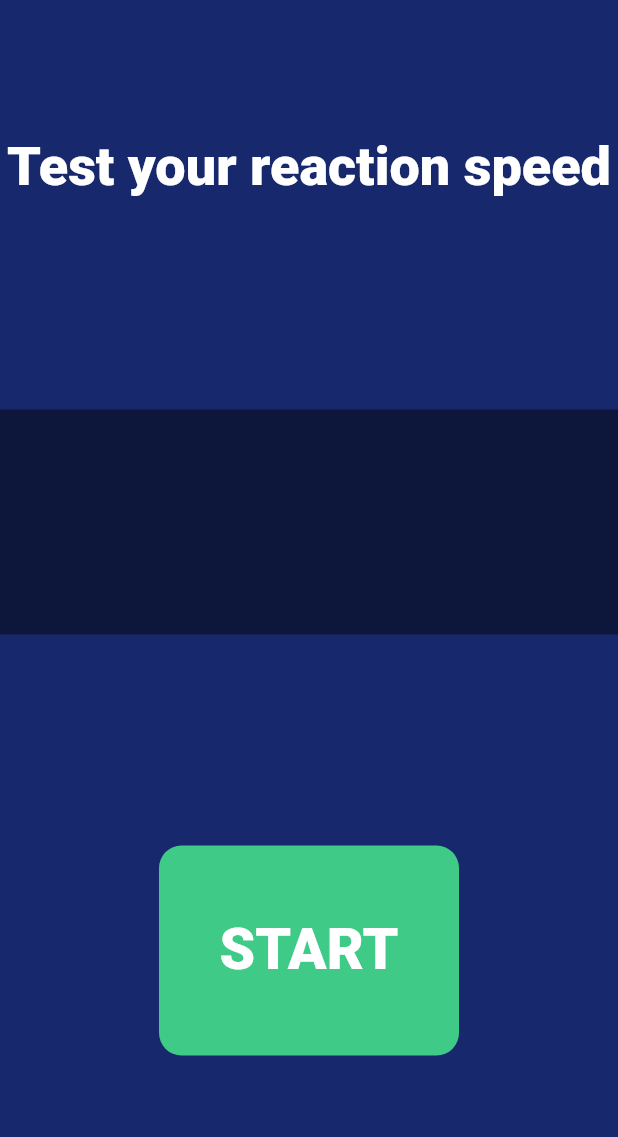
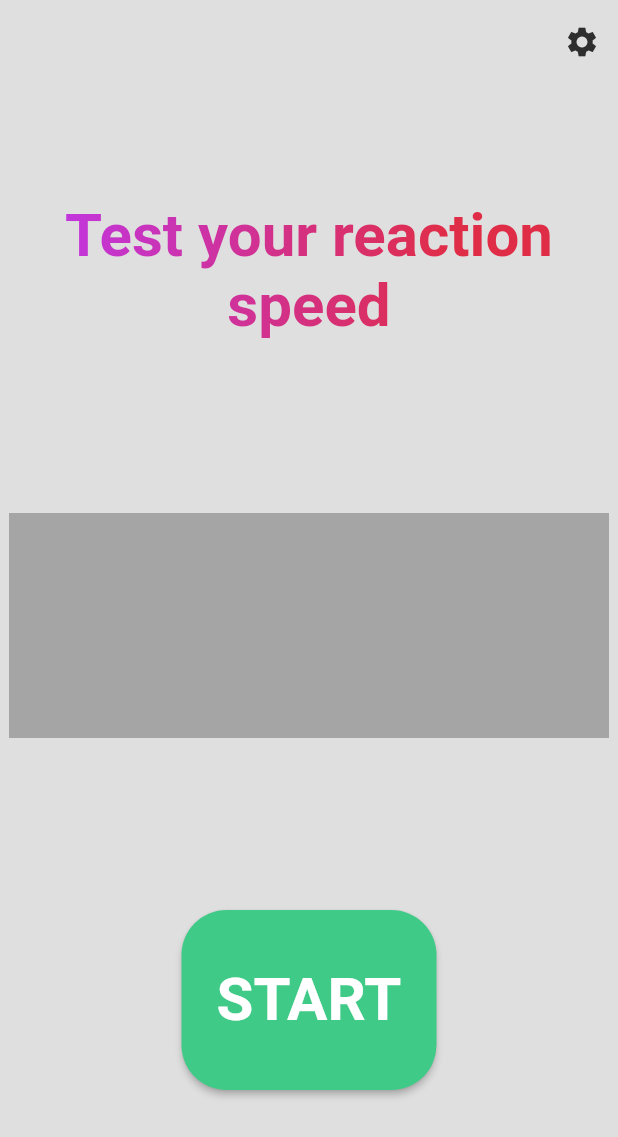
Before and after one commit to Carapacik/reaction_test, a Flutter app: the screen it shows after launch, on a phone screen of 412 x 824 dp. Shown: the top 1137 px of the screen. Run offline on Flutter 3.47's test engine with Material 2 defaults, Android fonts, the phone set to English and light mode, and no system bars; drawn by our look-alikes of google_mobile_ads; our stand-ins replace in_app_review, url_strategy; generated files the repository leaves out were written again; network calls fail.

Commit message:
Big update on Flutter 2.5
Update app icon
Add dark theme
Add new design
Add web part

```diff
--- a/analysis_options.yaml
+++ b/analysis_options.yaml
@@ -1 +1 @@
-include: package:lint/analysis_options.yaml
+include: package:flutter_lints/flutter.yaml
--- /dev/null
+++ b/l10n.yaml
@@ -0,0 +1,3 @@
+arb-dir: lib/localization
+template-arb-file: app_en.arb
+output-localization-file: app_localizations.dart
--- a/lib/ad_state.dart
+++ b/lib/ad_state.dart
@@ -7,17 +7,13 @@ class AdState {
 
   AdState(this.initialization);
 
-  String get bannerAdUnitId => Platform.isAndroid ? "ca-app-pub-6023624871762142/6725081797" : "id for Apple";
+  String get bannerAdUnitId => Platform.isAndroid ? "ca-app-pub-6023624871762142/6725081797" : "id for IOS";
 
   BannerAdListener get adListener => _adListener;
 
   final BannerAdListener _adListener = BannerAdListener(
-    onAdLoaded: (Ad ad) => {},
     onAdFailedToLoad: (Ad ad, LoadAdError error) {
       ad.dispose();
     },
-    onAdOpened: (Ad ad) => {},
-    onAdClosed: (Ad ad) => {},
-    onAdImpression: (Ad ad) => {},
   );
 }
--- /dev/null
+++ b/lib/app.dart
@@ -0,0 +1,69 @@
+import 'package:flutter/material.dart';
+import 'package:flutter_gen/gen_l10n/app_localizations.dart';
+import 'package:flutter_localizations/flutter_localizations.dart';
+
+import 'reaction_test.dart';
+import 'settings/settings_controller.dart';
+import 'settings/settings_view.dart';
+
+class App extends StatelessWidget {
+  const App({
+    Key? key,
+    required this.settingsController,
+  }) : super(key: key);
+
+  final SettingsController settingsController;
+
+  @override
+  Widget build(BuildContext context) {
+    return AnimatedBuilder(
+      animation: settingsController,
+      builder: (BuildContext context, Widget? child) {
+        return MaterialApp(
+          restorationScopeId: 'app',
+          localizationsDelegates: const [
+            AppLocalizations.delegate,
+            GlobalMaterialLocalizations.delegate,
+            GlobalWidgetsLocalizations.delegate,
+            GlobalCupertinoLocalizations.delegate,
+          ],
+          supportedLocales: const [
+            Locale('en', ''),
+          ],
+          onGenerateTitle: (BuildContext context) => AppLocalizations.of(context)!.appTitle,
+          theme: ThemeData().copyWith(
+            scaffoldBackgroundColor: const Color(0xFFDFDFDF),
+            appBarTheme: const AppBarTheme(
+              backgroundColor: Colors.transparent,
+              elevation: 0,
+              iconTheme: IconThemeData(color: Color(0xFF2E2E2E)),
+            ),
+          ),
+          darkTheme: ThemeData.dark().copyWith(
+            scaffoldBackgroundColor: const Color(0xFF2E2E2E),
+            appBarTheme: const AppBarTheme(
+              backgroundColor: Colors.transparent,
+              elevation: 0,
+              iconTheme: IconThemeData(color: Color(0xFFDFDFDF)),
+            ),
+          ),
+          themeMode: settingsController.themeMode,
+          onGenerateRoute: (RouteSettings routeSettings) {
+            return MaterialPageRoute<void>(
+              settings: routeSettings,
+              builder: (BuildContext context) {
+                switch (routeSettings.name) {
+                  case SettingsView.routeName:
+                    return SettingsView(controller: settingsController);
+                  case ReactionTest.routeName:
+                  default:
+                    return const ReactionTest();
+                }
+              },
+            );
+          },
+        );
+      },
+    );
+  }
+}
--- /dev/null
+++ b/lib/localization/app_en.arb
@@ -0,0 +1,6 @@
+{
+  "appTitle": "Reaction test",
+  "@appTitle": {
+    "description": "The title of the application"
+  }
+}
--- a/lib/main.dart
+++ b/lib/main.dart
@@ -1,231 +1,26 @@
-import 'dart:async';
-import 'dart:math';
-
 import 'package:flutter/material.dart';
 import 'package:flutter/services.dart';
 import 'package:google_mobile_ads/google_mobile_ads.dart';
 import 'package:provider/provider.dart';
-import 'package:reactiontest/ad_state.dart';
+import 'package:url_strategy/url_strategy.dart';
 
-void main() {
+import 'ad_state.dart';
+import 'app.dart';
+import 'settings/settings_controller.dart';
+import 'settings/settings_service.dart';
+
+void main() async {
+  setPathUrlStrategy();
+  final settingsController = SettingsController(SettingsService());
+  await settingsController.loadSettings();
   WidgetsFlutterBinding.ensureInitialized();
   SystemChrome.setPreferredOrientations([DeviceOrientation.portraitUp]);
   final initFuture = MobileAds.instance.initialize();
-  final adState = AdState(initFuture);
+  final ad = AdState(initFuture);
   runApp(
     Provider.value(
-      value: adState,
-      builder: (context, child) => MyApp(),
+      value: ad,
+      builder: (context, child) => App(settingsController: settingsController),
     ),
   );
 }
-
-class MyApp extends StatelessWidget {
-  @override
-  Widget build(BuildContext context) {
-    return const MaterialApp(
-      home: App(),
-    );
-  }
-}
-
-class App extends StatefulWidget {
-  const App({Key? key}) : super(key: key);
-
-  @override
-  AppState createState() => AppState();
-}
-
-class AppState extends State<App> {
-  String millisecondsText = "";
-  GameState gameState = GameState.readyToStart;
-  Timer? waitingTimer;
-  Timer? stoppableTimer;
-
-  BannerAd? bannerAd;
-
-  @override
-  void didChangeDependencies() {
-    super.didChangeDependencies();
-    final adState = Provider.of<AdState>(context);
-    adState.initialization.then((status) {
-      setState(() {
-        bannerAd = BannerAd(
-          adUnitId: adState.bannerAdUnitId,
-          size: AdSize.banner,
-          request: const AdRequest(),
-          listener: adState.adListener,
-        )..load();
-      });
-    });
-  }
-
-  @override
-  Widget build(BuildContext context) {
-    return Scaffold(
-      backgroundColor: const Color(0xFF17286C),
-      body: SafeArea(
-        child: Column(
-          children: [
-            Expanded(
-              child: Column(
-                mainAxisAlignment: MainAxisAlignment.spaceAround,
-                children: [
-                  const Padding(
-                    padding: EdgeInsets.only(top: 30),
-                    child: Text(
-                      "Test your reaction speed",
-                      textAlign: TextAlign.center,
-                      style: TextStyle(
-                        fontSize: 36,
-                        fontWeight: FontWeight.w900,
-                        color: Colors.white,
-                      ),
-                    ),
-                  ),
-                  Padding(
-                    padding: const EdgeInsets.symmetric(vertical: 20),
-                    child: ColoredBox(
-                      color: Colors.black45,
-                      child: SizedBox(
-                        height: 150,
-                        width: double.infinity,
-                        child: Center(
-                          child: Text(
-                            millisecondsText,
-                            style: const TextStyle(
-                              fontSize: 36,
-                              fontWeight: FontWeight.w500,
-                              color: Colors.white,
-                            ),
-                          ),
-                        ),
-                      ),
-                    ),
-                  ),
-                  Padding(
-                    padding: const EdgeInsets.only(bottom: 10),
-                    child: GestureDetector(
-                      onTap: () => setState(() {
-                        _switchState();
-                      }),
-                      child: Container(
-                        alignment: Alignment.center,
-                        decoration: BoxDecoration(
-                          color: _getButtonColor(),
-                          borderRadius: const BorderRadius.all(
-                            Radius.circular(15),
-                          ),
-                        ),
-                        height: 140,
-                        width: 200,
-                        child: Text(
-                          _getButtonText().toUpperCase(),
-                          style: const TextStyle(
-                            fontSize: 38,
-                            fontWeight: FontWeight.w900,
-                            color: Colors.white,
-                          ),
-                        ),
-                      ),
-                    ),
-                  ),
-                ],
-              ),
-            ),
-            if (bannerAd == null)
-              const SizedBox(height: 50)
-            else
-              Container(
-                height: 50,
-                alignment: Alignment.center,
-                child: AdWidget(ad: bannerAd!),
-              )
-          ],
-        ),
-      ),
-    );
-  }
-
-  String _getButtonText() {
-    switch (gameState) {
-      case GameState.readyToStart:
-        return "Start";
-      case GameState.waiting:
-        return "Wait";
-      case GameState.canBeStopped:
-        return "Stop";
-      case GameState.disableOnWait:
-        return "Return";
-    }
-  }
-
-  Color _getButtonColor() {
-    switch (gameState) {
-      case GameState.readyToStart:
-        return const Color(0xFF40CA88);
-      case GameState.waiting:
-        return const Color(0xFFE0982D);
-      case GameState.canBeStopped:
-        return const Color(0xFFE02D47);
-      case GameState.disableOnWait:
-        return const Color(0xFFE02D47);
-    }
-  }
-
-  void _startWaitingTimer() {
-    final int randomSeconds = Random().nextInt(4) + 1;
-    waitingTimer = Timer(Duration(seconds: randomSeconds), () {
-      if (gameState == GameState.disableOnWait) {
-        gameState = GameState.readyToStart;
-        return;
-      }
-      setState(() {
-        gameState = GameState.canBeStopped;
-      });
-      _startStoppableTime();
-    });
-  }
-
-  void _startStoppableTime() {
-    stoppableTimer = Timer.periodic(const Duration(milliseconds: 16), (timer) {
-      setState(() {
-        millisecondsText = "${timer.tick * 16} ms";
-      });
-    });
-  }
-
-  void _switchState() {
-    switch (gameState) {
-      case GameState.readyToStart:
-        gameState = GameState.waiting;
-        millisecondsText = "";
-        _startWaitingTimer();
-        break;
-      case GameState.waiting:
-        waitingTimer?.cancel();
-        gameState = GameState.disableOnWait;
-        break;
-      case GameState.canBeStopped:
-        gameState = GameState.readyToStart;
-        stoppableTimer?.cancel();
-        break;
-      case GameState.disableOnWait:
-        gameState = GameState.readyToStart;
-        millisecondsText = "";
-        break;
-    }
-    if (gameState == GameState.disableOnWait) {
-      millisecondsText = "TIMER DIDN'T START";
-    }
-  }
-
-  @override
-  void dispose() {
-    waitingTimer?.cancel();
-    stoppableTimer?.cancel();
-    super.dispose();
-  }
-}
-
-enum GameState { readyToStart, waiting, canBeStopped, disableOnWait }
--- /dev/null
+++ b/lib/reaction_test.dart
@@ -0,0 +1,256 @@
+import 'dart:async';
+import 'dart:math';
+
+import 'package:flutter/material.dart';
+import 'package:google_mobile_ads/google_mobile_ads.dart';
+import 'package:in_app_review/in_app_review.dart';
+import 'package:provider/provider.dart';
+
+import 'ad_state.dart';
+import 'settings/settings_view.dart';
+
+class ReactionTest extends StatefulWidget {
+  const ReactionTest({Key? key}) : super(key: key);
+  static const routeName = '/';
+
+  @override
+  _ReactionTestState createState() => _ReactionTestState();
+}
+
+class _ReactionTestState extends State<ReactionTest> {
+  BannerAd? _bannerAd;
+
+  @override
+  void didChangeDependencies() {
+    super.didChangeDependencies();
+    final adState = Provider.of<AdState>(context);
+    adState.initialization.then(
+      (status) {
+        setState(
+          () {
+            _bannerAd = BannerAd(
+              adUnitId: adState.bannerAdUnitId,
+              size: AdSize.banner,
+              request: const AdRequest(),
+              listener: adState.adListener,
+            )..load();
+          },
+        );
+      },
+    );
+  }
+
+  @override
+  Widget build(BuildContext context) {
+    return Scaffold(
+      appBar: AppBar(
+        actions: [
+          IconButton(
+            icon: const Icon(Icons.settings),
+            onPressed: () {
+              Navigator.restorablePushNamed(context, SettingsView.routeName);
+            },
+          ),
+        ],
+      ),
+      body: Stack(
+        children: [
+          Column(
+            children: [
+              const Expanded(child: _Timer()),
+              if (_bannerAd != null)
+                Align(
+                  alignment: Alignment.bottomCenter,
+                  child: Container(
+                    height: 50,
+                    alignment: Alignment.center,
+                    child: AdWidget(ad: _bannerAd!),
+                  ),
+                )
+              else
+                const SizedBox(height: 50)
+            ],
+          ),
+        ],
+      ),
+    );
+  }
+}
+
+class _Timer extends StatefulWidget {
+  const _Timer({Key? key}) : super(key: key);
+
+  @override
+  _TimerState createState() => _TimerState();
+}
+
+class _TimerState extends State<_Timer> {
+  String _millisecondsText = "";
+  int _reviewCounter = 0;
+  TimerState _timerState = TimerState.readyToStart;
+  Timer? _waitingTimer;
+  Timer? _stoppableTimer;
+  final Shader _linearGradient = const LinearGradient(
+    colors: [
+      Color(0xFFBD37F5),
+      Color(0xFFE02D47),
+    ],
+  ).createShader(const Rect.fromLTWH(0.0, 0.0, 300, 100));
+
+  @override
+  Widget build(BuildContext context) {
+    return Column(
+      mainAxisAlignment: MainAxisAlignment.spaceAround,
+      children: [
+        Padding(
+          padding: const EdgeInsets.only(top: 30),
+          child: Text(
+            "Test your reaction speed",
+            textAlign: TextAlign.center,
+            style: TextStyle(
+              fontSize: 40,
+              fontWeight: FontWeight.bold,
+              foreground: Paint()..shader = _linearGradient,
+            ),
+          ),
+        ),
+        Container(
+          margin: const EdgeInsets.symmetric(vertical: 20),
+          color: Colors.black26,
+          height: 150,
+          width: 400,
+          alignment: Alignment.center,
+          child: Text(
+            _millisecondsText,
+            style: const TextStyle(
+              fontSize: 36,
+              fontWeight: FontWeight.w500,
+              color: Colors.white,
+            ),
+          ),
+        ),
+        SizedBox(
+          width: 170,
+          height: 120,
+          child: ElevatedButton(
+            onPressed: () {
+              setState(() {
+                _switchState();
+              });
+            },
+            style: ElevatedButton.styleFrom(
+              padding: const EdgeInsets.symmetric(vertical: 20),
+              primary: _getButtonColor(),
+              shape: RoundedRectangleBorder(
+                borderRadius: BorderRadius.circular(30),
+              ),
+            ),
+            child: Text(
+              _getButtonText().toUpperCase(),
+              style: const TextStyle(
+                fontSize: 40,
+                fontWeight: FontWeight.bold,
+                color: Colors.white,
+              ),
+            ),
+          ),
+        ),
+      ],
+    );
+  }
+
+  String _getButtonText() {
+    switch (_timerState) {
+      case TimerState.readyToStart:
+        return "Start";
+      case TimerState.waiting:
+        return "Wait";
+      case TimerState.canBeStopped:
+        return "Stop";
+      case TimerState.disableOnWait:
+        return "Return";
+    }
+  }
+
+  Color _getButtonColor() {
+    switch (_timerState) {
+      case TimerState.readyToStart:
+        return const Color(0xFF40CA88);
+      case TimerState.waiting:
+        return const Color(0xFFE0982D);
+      case TimerState.canBeStopped:
+      case TimerState.disableOnWait:
+        return const Color(0xFFE02D47);
+    }
+  }
+
+  void _startWaitingTimer() {
+    final int randomSeconds = Random().nextInt(4) + 1;
+    _waitingTimer = Timer(Duration(seconds: randomSeconds), () {
+      if (_timerState == TimerState.disableOnWait) {
+        _timerState = TimerState.readyToStart;
+        return;
+      }
+      setState(() {
+        _timerState = TimerState.canBeStopped;
+      });
+      _startStoppableTime();
+    });
+  }
+
+  void _startStoppableTime() {
+    _stoppableTimer = Timer.periodic(const Duration(milliseconds: 2), (timer) {
+      setState(() {
+        _millisecondsText = "${timer.tick * 2} ms";
+      });
+    });
+  }
+
+  void _switchState() {
+    switch (_timerState) {
+      case TimerState.readyToStart:
+        _timerState = TimerState.waiting;
+        _millisecondsText = "";
+        _startWaitingTimer();
+        break;
+      case TimerState.waiting:
+        _waitingTimer?.cancel();
+        _timerState = TimerState.disableOnWait;
+        break;
+      case TimerState.canBeStopped:
+        _timerState = TimerState.readyToStart;
+        _stoppableTimer?.cancel();
+        if (_reviewCounter >= 0) {
+          _reviewCounter++;
+        }
+        if (_reviewCounter > 10) {
+          _appearReview();
+        }
+        break;
+      case TimerState.disableOnWait:
+        _timerState = TimerState.readyToStart;
+        _millisecondsText = "";
+        break;
+    }
+    if (_timerState == TimerState.disableOnWait) {
+      _millisecondsText = "TOO EARLY";
+    }
+  }
+
+  Future<void> _appearReview() async {
+    final InAppReview inAppReview = InAppReview.instance;
+    if (await inAppReview.isAvailable()) {
+      _reviewCounter = 0;
+      inAppReview.requestReview();
+    }
+  }
+
+  @override
+  void dispose() {
+    _waitingTimer?.cancel();
+    _stoppableTimer?.cancel();
+    super.dispose();
+  }
+}
+
+enum TimerState { readyToStart, waiting, canBeStopped, disableOnWait }
--- /dev/null
+++ b/lib/settings/settings_controller.dart
@@ -0,0 +1,32 @@
+import 'package:flutter/cupertino.dart';
+import 'package:flutter/material.dart';
+
+import 'settings_service.dart';
+
+class SettingsController with ChangeNotifier {
+  SettingsController(this._settingsService);
+
+  final SettingsService _settingsService;
+
+  late ThemeMode _themeMode;
+
+  ThemeMode get themeMode => _themeMode;
+
+  Future<void> loadSettings() async {
+    _themeMode = await _settingsService.themeMode();
+
+    notifyListeners();
+  }
+
+  Future<void> updateThemeMode(ThemeMode? newThemeMode) async {
+    if (newThemeMode == null) return;
+
+    if (newThemeMode == _themeMode) return;
+
+    _themeMode = newThemeMode;
+
+    notifyListeners();
+
+    await _settingsService.updateThemeMode(newThemeMode);
+  }
+}
--- /dev/null
+++ b/lib/settings/settings_service.dart
@@ -0,0 +1,7 @@
+import 'package:flutter/material.dart';
+
+class SettingsService {
+  Future<ThemeMode> themeMode() async => ThemeMode.system;
+
+  Future<void> updateThemeMode(ThemeMode theme) async {}
+}
```
Also changed, not shown: lib/settings/settings_view.dart (added, +50 -0 lines), pubspec.yaml (+12 -6 lines), assets/icons/icon.png, pubspec.lock, 50 other files.
